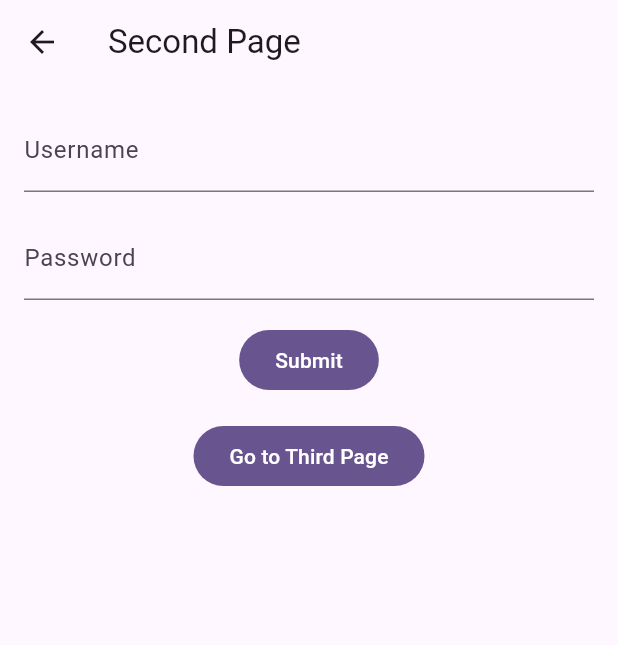
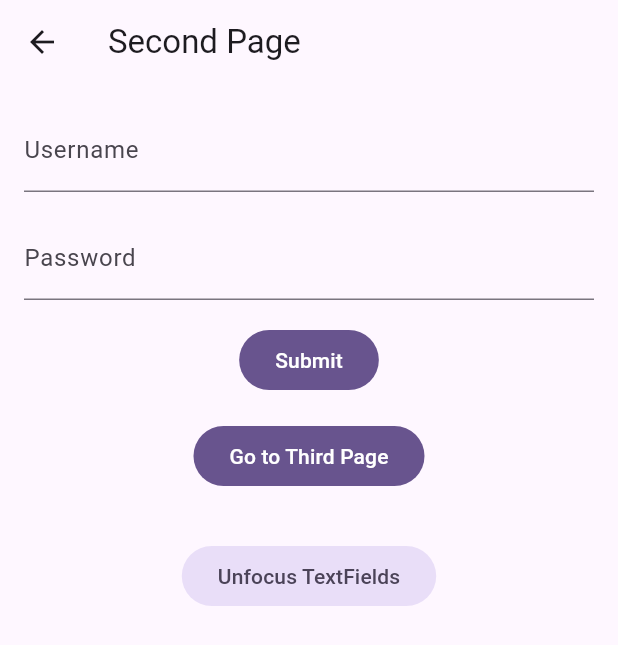
Before and after one commit to koji-1009/autofill_cancel_issue, a Flutter app: the SecondPage screen opened directly, on a phone screen of 412 x 824 dp. Shown: the top 645 px of the screen. Run offline on Flutter 3.47's test engine with Material 3 defaults, Android fonts, the phone set to English and light mode, and no system bars.

Commit message:
feat: Add primaryFocus?.unfocus() button

```diff
--- a/lib/main.dart
+++ b/lib/main.dart
@@ -56,7 +56,11 @@
       appBar: AppBar(
         title: const Text('Second Page'),
       ),
-      body: Padding(
+      body: SingleChildScrollView(
+        child: Column(
+          spacing: 16,
+          children: [
+            Padding(
               padding: const EdgeInsets.all(16),
               child: AutofillGroup(
                 onDisposeAction: AutofillContextAction.cancel,
@@ -109,6 +113,20 @@
                 ),
               ),
             ),
+            FilledButton.tonal(
+              onPressed: () {
+                primaryFocus?.unfocus();
+                ScaffoldMessenger.of(context).showSnackBar(
+                  const SnackBar(
+                    content: Text('Call `primaryFocus?.unfocus()`'),
+                  ),
+                );
+              },
+              child: const Text('Unfocus TextFields'),
+            ),
+          ],
+        ),
+      ),
     );
   }
 }
```
Lines whose indentation alone changed are shown as unchanged.
